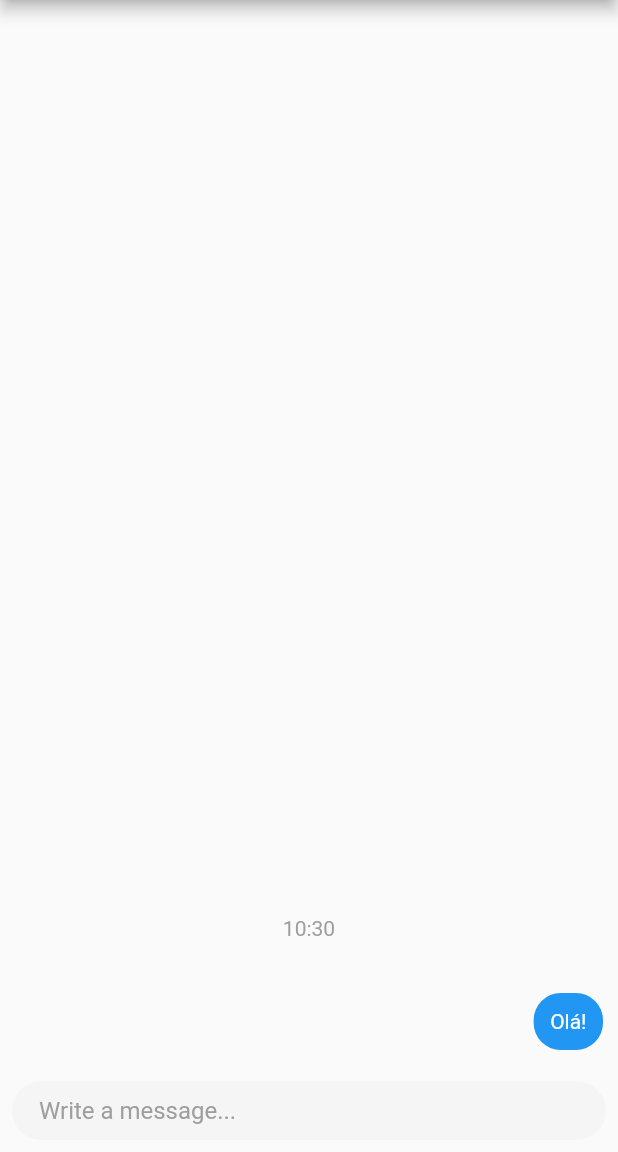
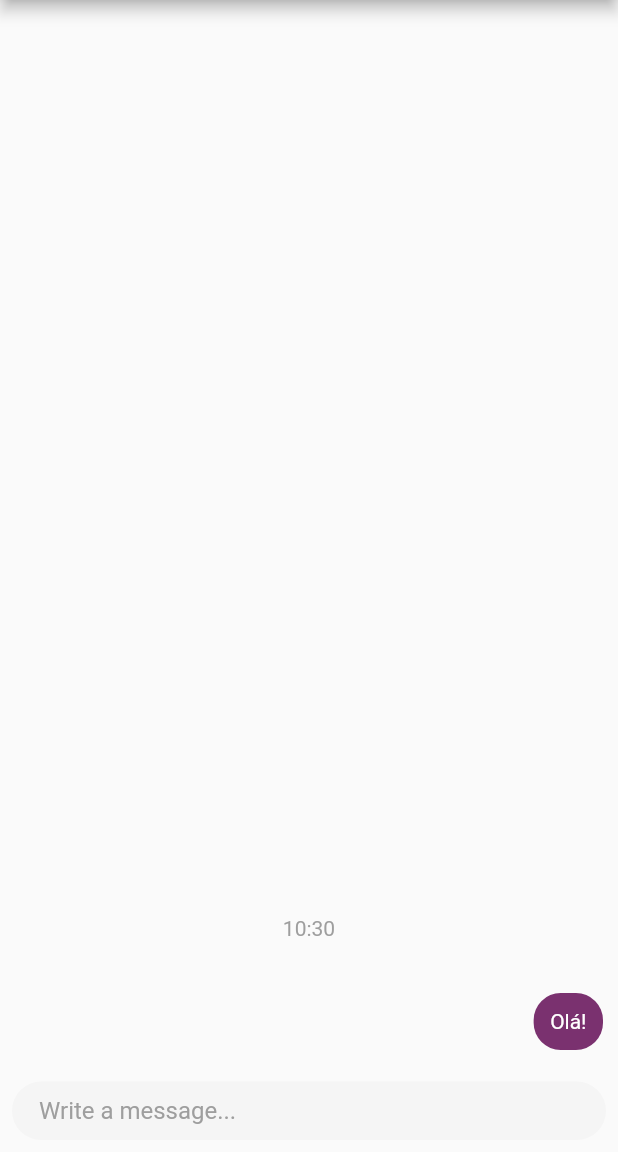
Before and after one commit to waands/inteligencia_astral, a Flutter app: the Chat screen opened directly, on a phone screen of 412 x 824 dp, the part 84-1236 px from its top. Run offline on Flutter 3.47's test engine with Material 2 defaults, Android fonts, the phone set to English and light mode, and no system bars; drawn by our look-alikes of dash_chat_2; our stand-ins replace csc_picker; missing offline and left inert: day_night_time_picker.

Commit message:
changed the chat colors

```diff
--- a/lib/components/time_picker.dart
+++ b/lib/components/time_picker.dart
@@ -1,5 +1,6 @@
 import 'package:flutter/material.dart';
 import 'package:day_night_time_picker/day_night_time_picker.dart';
+import 'package:inteligencia_astral/theme.dart';
 
 class MyTime extends StatefulWidget {
   const MyTime({Key? key}) : super(key: key);
@@ -25,7 +26,7 @@ class _MyTimeState extends State<MyTime> {
         sunrise: TimeOfDay(hour: 6, minute: 0), // optional
         sunset: TimeOfDay(hour: 18, minute: 0), // optional
         duskSpanInMinutes: 120, // optional
-        accentColor: Colors.purple,
+        accentColor: AppTheme.colors.purpura,
         onChange: onTimeChanged,
         onChangeDateTime: (DateTime dateTime) {
           // print(dateTime);
--- a/lib/pages/chat.dart
+++ b/lib/pages/chat.dart
@@ -2,6 +2,8 @@ import 'package:dash_chat_2/dash_chat_2.dart';
 import 'package:inteligencia_astral/theme.dart';
 import 'package:flutter/material.dart';
 import 'package:inteligencia_astral/components/navigation_menu.dart';
+import 'package:inteligencia_astral/theme.dart';
+
 
 class Chat extends StatefulWidget {
   @override
@@ -38,6 +40,13 @@ class _ChatState extends State<Chat> {
       drawer: const NavMenu(),
       body: DashChat(
         currentUser: user,
+        messageOptions: MessageOptions(
+          // Customize message and user container colors here
+          currentUserContainerColor: AppTheme.colors.purpura,
+          currentUserTextColor: Colors.white,
+          containerColor: AppTheme.colors.green,
+          textColor: Colors.white,
+        ),
 
         onSend: (ChatMessage m) {
           setState(() {
```
Also changed, not shown: 5 other files.
